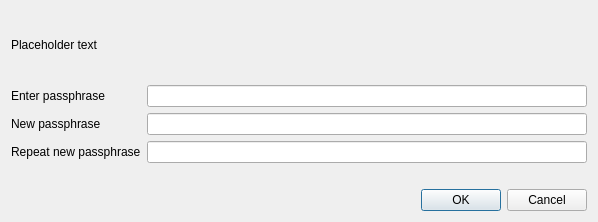
crptec/SUQA-CORE-POC, file src/qt/forms/askpassphrasedialog.ui: the form before one commit.
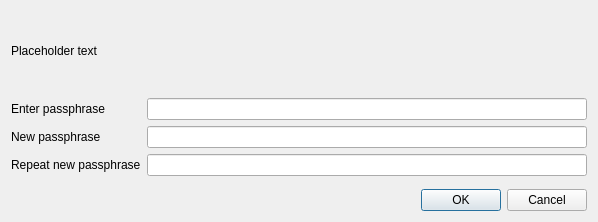
The form after the commit. Icons and pictures are not drawn.

Diff of the .ui file:
```diff
--- a/src/qt/forms/askpassphrasedialog.ui
+++ b/src/qt/forms/askpassphrasedialog.ui
@@ -25,6 +25,1634 @@
   <property name="windowTitle">
    <string>Passphrase Dialog</string>
   </property>
+  <property name="styleSheet">
+   <string notr="true">
+QStatusBar {
+background-color:#ffffff;
+}
+
+.QFrame {
+background-color:transparent;
+border:0px solid #fff;
+}
+
+QMenuBar {
+background-color:#fff;
+}
+
+QMenuBar::item {
+background-color:#fff;
+}
+
+QMenuBar::item:selected {
+background-color:#f8f6f6;
+}
+
+QMenu {
+background-color:#f8f6f6;
+}
+
+QMenu::item {
+color:#333;
+}
+
+QMenu::item:selected {
+background-color:#f2f0f0;
+color:#333;
+}
+
+QToolBar {
+background-color:#fff;
+border:0px solid #000;
+padding:0;
+margin:0;
+}
+
+QToolBar &gt; QToolButton {
+background-color:#fff;
+border:0px solid #333;
+min-height:2.5em;
+min-width: 8em;
+padding: 0em 1em;
+/*font-weight:bold;*/
+color:#333;
+}
+
+QToolBar &gt; QToolButton:checked {
+background-color:#183862;
+color:#fff;
+font-weight:bold;
+}
+
+QMessageBox {
+background-color:#F8F6F6;
+}
+
+/*******************************************************/
+
+QLabel { /* Base Text Size &amp; Color */
+font-size:12px;
+color:#333333;
+}
+
+.QCheckBox { /* Checkbox Labels */
+color:#333333;
+background-color:transparent;
+}
+
+.QCheckBox:hover {
+background-color:transparent;
+}
+
+.QValidatedLineEdit, .QLineEdit { /* Text Entry Fields */
+border: 1px solid #82C3E6;
+font-size:11px;
+min-height:25px;
+outline:0;
+padding:3px;
+background-color:#fcfcfc;
+}
+
+.QLineEdit:!focus {
+font-size:12px;
+}
+
+.QValidatedLineEdit:disabled, .QLineEdit:disabled {
+background-color:#f2f2f2;
+}
+
+/*******************************************************/
+
+QPushButton { /* Global Button Style */
+
+background-color:#183862;
+
+border:1;
+
+border-radius:3px;
+
+color:#ffffff;
+
+font-size:12px;
+
+font-weight:bold;
+
+height: 26px;
+
+padding-left:25px;
+
+padding-right:25px;
+
+padding-top:5px;
+
+padding-bottom:5px;
+
+margin-right: 10px;
+
+}
+
+
+
+QPushButton:hover { /* Global Button Style hover */
+
+background-color:#f57026;
+
+border:1;
+
+border-radius:3px;
+
+color:#ffffff;
+
+font-size:12px;
+
+font-weight:bold;
+
+height: 26px;
+
+padding-left:25px;
+
+padding-right:25px;
+
+padding-top:5px;
+
+padding-bottom:5px;
+
+margin-right: 10px;
+
+}
+
+QPushButton:focus {
+border:none;
+outline:none;
+}
+
+QPushButton:pressed {
+border:1px solid #333;
+}
+
+QComboBox { /* Dropdown Menus */
+border:1px solid #82C3E6;
+padding: 3px 5px 3px 5px;
+background:#fcfcfc;
+min-height:25px;
+color:#818181;
+}
+
+QComboBox:checked {
+background:#f2f2f2;
+}
+
+QComboBox:editable {
+background: #183862;
+color:#616161;
+border:0px solid transparent;
+}
+
+QComboBox::drop-down {
+width:25px;
+border:0px;
+}
+
+QComboBox::down-arrow {
+border-image: url(':/images/light/drkblue_downArrow') 0 0 0 0 stretch stretch;
+}
+
+QComboBox QListView {
+background:#fff;
+border:1px solid #333;
+padding-right:1px;
+padding-left:1px;
+}
+
+QComboBox QAbstractItemView::item { margin:4px; }
+
+QComboBox::item {
+color:#818181;
+}
+
+QComboBox::item:alternate {
+background:#fff;
+}
+
+QComboBox::item:selected {
+border:0px solid transparent;
+background:#f2f2f2;
+}
+
+QComboBox::indicator {
+background-color:transparent;
+selection-background-color:transparent;
+color:transparent;
+selection-color:transparent;
+}
+
+QAbstractSpinBox {
+border:1px solid #82C3E6;
+padding: 3px 5px 3px 5px;
+background:#fcfcfc;
+min-height:25px;
+color:#818181;
+}
+
+QAbstractSpinBox::up-button {
+subcontrol-origin: border;
+subcontrol-position: top right;
+width:21px;
+background:#fcfcfc;
+border-left:0px;
+border-right:1px solid #82C3E6;
+border-top:1px solid #82C3E6;
+border-bottom:0px;
+padding-right:1px;
+padding-left:5px;
+padding-top:2px;
+}
+
+QAbstractSpinBox::up-arrow {
+image:url(':/images/light/drkblue_upArrow_small');
+}
+
+QAbstractSpinBox::down-button {
+subcontrol-origin: border;
+subcontrol-position: bottom right;
+width:21px;
+background:#fcfcfc;
+border-top:0px;
+border-left:0px;
+border-right:1px solid #82C3E6;
+border-bottom:1px solid #82C3E6;
+padding-right:1px;
+padding-left:5px;
+padding-bottom:2px;
+}
+
+QAbstractSpinBox::down-arrow {
+image:url(':/images/light/drkblue_downArrow_small');
+}
+
+QCheckBox {
+spacing: 5px;
+}
+
+QCheckBox::indicator {
+width: 16px;
+height: 16px;
+}
+
+
+
+/*******************************************************/
+
+QHeaderView { /* Table Header */
+background-color:transparent;
+}
+
+QHeaderView::section { /* Table Header Sections */
+qproperty-alignment:center;
+background-color:qlineargradient(x1: 0, y1: 0, x2: 0, y2: 0.25, stop: 0 #1070B0, stop: 1 #183862);
+color:#fff;
+min-height:25px;
+font-weight:bold;
+font-size:14px;
+outline:0;
+border:0px solid #fff;
+border-right:1px solid #fff;
+padding-left:5px;
+padding-right:5px;
+padding-top:2px;
+padding-bottom:2px;
+}
+
+QHeaderView::section:last {
+border-right: 0px solid #d7d7d7;
+}
+
+.QScrollArea {
+background:transparent;
+border:0px;
+}
+
+.QTableView { /* Table - has to be selected as a class otherwise it throws off QCalendarWidget */
+background:transparent;
+border:0px solid #fff;
+}
+
+QTableView::item { /* Table Item */
+background-color:#fcfcfc;
+font-size:12px;
+}
+
+QTableView::item:selected { /* Table Item Selected */
+background-color:#f0f0f0;
+color:#333;
+}
+
+QScrollBar { /* Scroll Bar */
+
+}
+
+QScrollBar:vertical { /* Vertical Scroll Bar Attributes */
+border:0;
+background:#ffffff;
+width:18px;
+margin: 18px 0px 18px 0px;
+}
+
+QScrollBar:horizontal { /* Horizontal Scroll Bar Attributes */
+border:0;
+background:#ffffff;
+height:18px;
+margin: 0px 18px 0px 18px;
+}
+
+
+QScrollBar::handle:vertical { /* Scroll Bar Slider - vertical */
+background:#e0e0e0;
+min-height:10px;
+}
+
+QScrollBar::handle:horizontal { /* Scroll Bar Slider - horizontal */
+background:#e0e0e0;
+min-width:10px;
+}
+
+QScrollBar::add-page, QScrollBar::sub-page { /* Scroll Bar Background */
+background:#F8F6F6;
+}
+
+QScrollBar::add-line:vertical, QScrollBar::sub-line:vertical, QScrollBar::add-line:horizontal, QScrollBar::sub-line:horizontal { /* Define Arrow Button Dimensions */
+background-color:#F8F6F6;
+border: 1px solid #f2f0f0;
+width:16px;
+height:16px;
+}
+
+QScrollBar::add-line:vertical:pressed, QScrollBar::sub-line:vertical:pressed, QScrollBar::add-line:horizontal:pressed, QScrollBar::sub-line:horizontal:pressed {
+background-color:#e0e0e0;
+}
+
+QScrollBar::sub-line:vertical { /* Vertical - top button position */
+subcontrol-position:top;
+subcontrol-origin: margin;
+}
+
+QScrollBar::add-line:vertical { /* Vertical - bottom button position */
+subcontrol-position:bottom;
+subcontrol-origin: margin;
+}
+
+QScrollBar::sub-line:horizontal { /* Vertical - left button position */
+subcontrol-position:left;
+subcontrol-origin: margin;
+}
+
+QScrollBar::add-line:horizontal { /* Vertical - right button position */
+subcontrol-position:right;
+subcontrol-origin: margin;
+}
+
+QScrollBar:up-arrow, QScrollBar:down-arrow, QScrollBar:left-arrow, QScrollBar:right-arrow { /* Arrows Icon */
+width:10px;
+height:10px;
+}
+
+QScrollBar:up-arrow {
+background-image: url(':/images/light/drkblue_upArrow_small');
+}
+
+QScrollBar:down-arrow {
+background-image: url(':/images/light/drkblue_downArrow_small');
+}
+
+QScrollBar:left-arrow {
+background-image: url(':/images/light/drkblue_leftArrow_small');
+}
+
+QScrollBar:right-arrow {
+background-image: url(':/images/light/drkblue_rightArrow_small');
+}
+
+
+/*******************************************************/
+
+/* DIALOG BOXES */
+
+QDialog .QTabWidget {
+border-bottom:1px solid #333;
+}
+
+QDialog .QTabWidget::pane {
+border: 1px solid #d7d7d7;
+}
+
+QDialog .QTabWidget QTabBar::tab {
+background-color:#f2f0f0;
+color:#333;
+padding-left:10px;
+padding-right:10px;
+padding-top:5px;
+padding-bottom:5px;
+border-top: 1px solid #d7d7d7;
+}
+
+QDialog .QTabWidget QTabBar::tab:first {
+border-left: 1px solid #d7d7d7;
+}
+
+QDialog .QTabWidget QTabBar::tab:last {
+border-right: 1px solid #d7d7d7;
+}
+
+QDialog .QTabWidget QTabBar::tab:selected, QDialog .QTabWidget QTabBar::tab:hover {
+background-color:#ffffff;
+color:#333;
+}
+
+QDialog .QTabWidget .QWidget {
+background-color:#fff;
+color:#333;
+}
+
+QDialog .QTabWidget .QWidget QAbstractSpinBox {
+min-height:15px;
+}
+
+QDialog .QTabWidget .QWidget QAbstractSpinBox::down-button {
+width:15px;
+}
+
+QDialog .QTabWidget .QWidget QAbstractSpinBox::up-button {
+width:15px;
+}
+
+QDialog .QTabWidget .QWidget QComboBox {
+min-height:15px;
+}
+
+QDialog QWidget { /* Remove Annoying Focus Rectangle */
+outline: 0;
+}
+
+/*******************************************************/
+/* FILE MENU */
+
+/* Dialog: Open URI */
+QDialog#OpenURIDialog {
+background-color:#F8F6F6;
+}
+
+QDialog#OpenURIDialog QLabel#label { /* URI Label */
+font-weight:bold;
+}
+
+QDialog#OpenURIDialog QPushButton#selectFileButton { /* ... Button */
+background-color:qlineargradient(x1: 0, y1: 0, x2: 0, y2: 1, stop: .01 #f6f6f6, stop: .1 rgba(250, 250, 250, 128), stop: .95 rgba(250, 250, 250, 255), stop: 1 #ebebeb);
+border:1px solid #d2d2d2;
+color:#616161;
+padding-left:10px;
+padding-right:10px;
+}
+
+QDialog#OpenURIDialog QPushButton#selectFileButton:hover {
+background-color:qlineargradient(x1: 0, y1: 0, x2: 0, y2: 1, stop: .01 #f6f6f6, stop: .1 rgba(240, 240, 240, 255), stop: .95 rgba(240, 240, 240, 255), stop: 1 #ebebeb);
+color:#333;
+}
+
+QDialog#OpenURIDialog QPushButton#selectFileButton:pressed {
+border:1px solid #9e9e9e;
+}
+
+/* Dialog: Sign / Verify Message */
+QDialog#SignVerifyMessageDialog {
+background-color:#F8F6F6;
+}
+
+QDialog#SignVerifyMessageDialog QPushButton#addressBookButton_SM { /* Address Book Button */
+background-color:transparent;
+padding-left:10px;
+padding-right:10px;
+}
+
+QDialog#SignVerifyMessageDialog QPlainTextEdit { /* Message Signing Text */
+border:1px solid #82C3E6;
+background-color:#fff;
+}
+
+QDialog#SignVerifyMessageDialog QPushButton#pasteButton_SM { /* Paste Button */
+/* qproperty-icon: url(&quot;:/icons/light/drkblue_editpaste&quot;); */
+background-color:transparent;
+padding-left:15px;
+}
+
+QDialog#SignVerifyMessageDialog QLineEdit:!focus { /* Font Hack */
+font-size:10px;
+}
+
+QDialog#SignVerifyMessageDialog QPushButton#copySignatureButton_SM { /* Copy Button */
+/* qproperty-icon: url(&quot;:/icons/light/drkblue_editcopy&quot;); */
+background-color:transparent;
+padding-left:10px;
+padding-right:10px;
+}
+
+QDialog#SignVerifyMessageDialog QPushButton#clearButton_SM { /* Clear Button */
+background-color:qlineargradient(x1: 0, y1: 0, x2: 0, y2: 1, stop: .01 #f6f6f6, stop: .1 rgba(250, 250, 250, 128), stop: .95 rgba(250, 250, 250, 255), stop: 1 #ebebeb);
+border:1px solid #d2d2d2;
+color:#616161;
+padding-left:10px;
+padding-right:10px;
+}
+
+QDialog#SignVerifyMessageDialog QPushButton#clearButton_SM:hover {
+background-color:qlineargradient(x1: 0, y1: 0, x2: 0, y2: 1, stop: .01 #f6f6f6, stop: .1 rgba(240, 240, 240, 255), stop: .95 rgba(240, 240, 240, 255), stop: 1 #ebebeb);
+color:#333;
+}
+
+QDialog#SignVerifyMessageDialog QPushButton#clearButton_SM:pressed {
+border:1px solid #9e9e9e;
+}
+
+QDialog#SignVerifyMessageDialog QPushButton#addressBookButton_VM { /* Verify Message - Address Book Button */
+background-color:transparent;
+border:0;
+padding-left:10px;
+padding-right:10px;
+}
+
+QDialog#SignVerifyMessageDialog QPushButton#clearButton_VM { /* Verify Message - Clear Button */
+background-color:qlineargradient(x1: 0, y1: 0, x2: 0, y2: 1, stop: .01 #f6f6f6, stop: .1 rgba(250, 250, 250, 128), stop: .95 rgba(250, 250, 250, 255), stop: 1 #ebebeb);
+border:1px solid #d2d2d2;
+color:#616161;
+padding-left:10px;
+padding-right:10px;
+}
+
+QDialog#SignVerifyMessageDialog QPushButton#clearButton_VM:hover {
+background-color:qlineargradient(x1: 0, y1: 0, x2: 0, y2: 1, stop: .01 #f6f6f6, stop: .1 rgba(240, 240, 240, 255), stop: .95 rgba(240, 240, 240, 255), stop: 1 #ebebeb);
+color:#333;
+}
+
+QDialog#SignVerifyMessageDialog QPushButton#clearButton_VM:pressed {
+border:1px solid #9e9e9e;
+}
+
+/* Dialog: Send and Receive */
+QWidget#AddressBookPage {
+background-color:#F8F6F6;
+}
+
+QWidget#AddressBookPage QPushButton#newAddress { /* New Address Button */
+background-color:qlineargradient(x1: 0, y1: 0, x2: 0, y2: 1, stop: .01 #f6f6f6, stop: .1 rgba(250, 250, 250, 128), stop: .95 rgba(250, 250, 250, 255), stop: 1 #ebebeb);
+border:1px solid #d2d2d2;
+color:#616161;
+padding-left:10px;
+padding-right:10px;
+}
+
+QWidget#AddressBookPage QPushButton#newAddress:hover {
+background-color:qlineargradient(x1: 0, y1: 0, x2: 0, y2: 1, stop: .01 #f6f6f6, stop: .1 rgba(240, 240, 240, 255), stop: .95 rgba(240, 240, 240, 255), stop: 1 #ebebeb);
+color:#333;
+}
+
+QWidget#AddressBookPage QPushButton#newAddress:pressed {
+border:1px solid #9e9e9e;
+}
+
+QWidget#AddressBookPage QPushButton#copyAddress { /* Copy Address Button */
+background-color:qlineargradient(x1: 0, y1: 0, x2: 0, y2: 1, stop: .01 #f6f6f6, stop: .1 rgba(250, 250, 250, 128), stop: .95 rgba(250, 250, 250, 255), stop: 1 #ebebeb);
+border:1px solid #d2d2d2;
+color:#616161;
+padding-left:10px;
+padding-right:10px;
+}
+
+QWidget#AddressBookPage QPushButton#copyAddress:hover {
+background-color:qlineargradient(x1: 0, y1: 0, x2: 0, y2: 1, stop: .01 #f6f6f6, stop: .1 rgba(240, 240, 240, 255), stop: .95 rgba(240, 240, 240, 255), stop: 1 #ebebeb);
+color:#333;
+}
+
+QWidget#AddressBookPage QPushButton#copyAddress:pressed {
+border:1px solid #9e9e9e;
+}
+
+QWidget#AddressBookPage QPushButton#deleteAddress { /* Delete Address Button */
+background-color:qlineargradient(x1: 0, y1: 0, x2: 0, y2: 1, stop: .01 #f6f6f6, stop: .1 rgba(250, 250, 250, 128), stop: .95 rgba(250, 250, 250, 255), stop: 1 #ebebeb);
+border:1px solid #d2d2d2;
+color:#616161;
+padding-left:10px;
+padding-right:10px;
+}
+
+QWidget#AddressBookPage QPushButton#deleteAddress:hover {
+background-color:qlineargradient(x1: 0, y1: 0, x2: 0, y2: 1, stop: .01 #f6f6f6, stop: .1 rgba(240, 240, 240, 255), stop: .95 rgba(240, 240, 240, 255), stop: 1 #ebebeb);
+color:#333;
+}
+
+QWidget#AddressBookPage QPushButton#deleteAddress:pressed {
+border:1px solid #9e9e9e;
+}
+
+QWidget#AddressBookPage QTableView { /* Address Listing */
+font-size:12px;
+}
+
+QWidget#AddressBookPage QHeaderView::section { /* Min width for Windows fix */
+min-width:260px;
+}
+
+/* SETTINGS MENU */
+
+/* Encrypt Wallet and Change Passphrase Dialog */
+QDialog#AskPassphraseDialog {
+background-color:#F8F6F6;
+}
+
+QDialog#AskPassphraseDialog QLabel#passLabel1, QDialog#AskPassphraseDialog QLabel#passLabel2, QDialog#AskPassphraseDialog QLabel#passLabel3 {
+qproperty-alignment: 'AlignVCenter | AlignRight';
+min-width:170px;
+min-height:33px; /* base width of 25px for QLineEdit, plus padding and border */
+}
+
+/* Options Dialog */
+QDialog#OptionsDialog {
+background-color:#F8F6F6;
+}
+
+QDialog#OptionsDialog QValueComboBox, QDialog#OptionsDialog QSpinBox {
+margin-top:5px;
+margin-bottom:5px;
+}
+
+QDialog#OptionsDialog QValidatedLineEdit, QDialog#OptionsDialog QValidatedLineEdit:disabled, QDialog#OptionsDialog QLineEdit, QDialog#OptionsDialog QLineEdit:disabled {
+qproperty-alignment: 'AlignVCenter | AlignLeft';
+min-height:20px;
+margin-top:0px;
+margin-bottom:0px;
+padding-top:1px;
+padding-bottom:1px;
+}
+
+QDialog#OptionsDialog &gt; QLabel {
+qproperty-alignment: 'AlignVCenter';
+min-height:20px;
+}
+
+QDialog#OptionsDialog QWidget#tabDisplay QValueComboBox {
+margin-top:0px;
+margin-bottom:0px;
+}
+
+QDialog#OptionsDialog QLabel#label_3 { /* Translations Missing? Label */
+qproperty-alignment: 'AlignVCenter | AlignCenter';
+color:#818181;
+padding-bottom:8px;
+}
+
+QDialog#OptionsDialog QCheckBox {
+min-height:20px;
+}
+
+QDialog#OptionsDialog QCheckBox#displayAddresses {
+min-height:33px;
+
+}
+
+/* TOOLS MENU */
+
+QDialog#RPCConsole { /* RPC Console Dialog Box */
+background-color:#F8F6F6;
+}
+
+QDialog#RPCConsole QWidget#tab_info QLabel#label_11, QDialog#RPCConsole QWidget#tab_info QLabel#label_10 { /* Margin between Network and Block Chain headers */
+qproperty-alignment: 'AlignBottom';
+min-height:25px;
+min-width:180px;
+}
+
+QDialog#RPCConsole QWidget#tab_peers  QLabel#peerHeading { /* Peers Info Header */
+color:#183862;
+}
+
+QDialog#RPCConsole QPushButton#openDebugLogfileButton {
+max-width:60px;
+}
+
+QDialog#RPCConsole QTextEdit#messagesWidget { /* Console Messages Window */
+border:0;
+}
+
+QDialog#RPCConsole QLineEdit#lineEdit { /* Console Input */
+margin-right:5px;
+}
+
+QDialog#RPCConsole QPushButton#clearButton { /* Console Clear Button */
+background-color:transparent;
+padding-left:10px;
+padding-right:10px;
+}
+
+QDialog#RPCConsole .QGroupBox #line { /* Network In Line */
+background-color:#00ff00;
+}
+
+QDialog#RPCConsole .QGroupBox #line_2 { /* Network Out Line */
+background:#ff0000;
+}
+
+/* HELP MENU */
+
+/* Command Line Options Dialog */
+QDialog#HelpMessageDialog {
+background-color:#F8F6F6;
+}
+
+QDialog#HelpMessageDialog QScrollArea * {
+background-color:#ffffff;
+}
+
+QDialog#HelpMessageDialog QScrollBar:vertical, QDialog#HelpMessageDialog QScrollBar:horizontal {
+border:0;
+}
+
+/* About Proton Dialog */
+QDialog#AboutDialog {
+background-color:#F8F6F6;
+}
+
+QDialog#AboutDialog QLabel#label, QDialog#AboutDialog QLabel#copyrightLabel, QDialog#AboutDialog QLabel#label_2 { /* About Proton Contents */
+margin-left:10px;
+}
+
+QDialog#AboutDialog QLabel#label_2 { /* Margin for About Proton text */
+margin-right:10px;
+}
+
+/* Edit Address Dialog */
+QDialog#EditAddressDialog {
+background-color:#F8F6F6;
+}
+
+QDialog#EditAddressDialog QLabel {
+qproperty-alignment: 'AlignVCenter | AlignRight';
+min-height:27px;
+font-weight:normal;
+padding-right:5px;
+}
+
+/* OVERVIEW SCREEN */
+
+QWidget .QFrame#frame { /* Wallet Balance */
+min-width:490px;
+}
+
+QWidget .QFrame#frame &gt; .QLabel {
+min-width:190px;
+font-weight:normal;
+min-height:30px;
+}
+
+QWidget .QFrame#frame .QLabel#label_5 { /* Wallet Label */
+qproperty-alignment: 'AlignVCenter | AlignRight';
+min-width:160px;
+background-color:transparent;
+color:#f4f4f5;
+margin-right:5px;
+padding-right:5px;
+}
+
+QWidget .QFrame#frame .QLabel#labelWalletStatus { /* Wallet Sync Status */
+qproperty-alignment: 'AlignVCenter | AlignLeft';
+margin-left:3px;
+}
+
+QWidget .QFrame#frame .QLabel#labelSpendable { /* Spendable Header */
+qproperty-alignment: 'AlignVCenter | AlignLeft';
+font-size:12px;
+margin-left:18px;
+}
+
+QWidget .QFrame#frame .QLabel#labelWatchonly { /* Watch-only Header */
+qproperty-alignment: 'AlignVCenter | AlignLeft';
+font-size:12px;
+margin-left:16px;
+}
+
+QWidget .QFrame#frame .QLabel#labelBalanceText { /* Available Balance Label */
+qproperty-alignment: 'AlignVCenter | AlignRight';
+min-width:160px;
+background-color:#183862;
+color:#ffffff;
+margin-right:5px;
+padding-right:5px;
+font-size:14px;
+font-weight: bold;
+min-height:35px;
+}
+
+QWidget .QFrame#frame .QLabel#labelBalance { /* Available Balance */
+qproperty-alignment: 'AlignVCenter | AlignLeft';
+font-size:16px;
+color:#183862;
+margin-left:0px;
+    font-weight: bold;
+}
+
+QWidget .QFrame#frame .QLabel#labelWatchAvailable { /* Watch-only Balance */
+qproperty-alignment: 'AlignVCenter | AlignLeft';
+font-size:12px;
+margin-left:16px;
+}
+
+QWidget .QFrame#frame .QLabel#labelPendingText { /* Pending Balance Label */
+qproperty-alignment: 'AlignVCenter | AlignRight';
+min-width:160px;
+font-size:14px;
+font-Weight:bold;
+background-color:#F8F6F6;
+margin-right:5px;
+padding-right:5px;
+}
+
+QWidget .QFrame#frame .QLabel#labelUnconfirmed { /* Pending Balance */
+qproperty-alignment: 'AlignVCenter | AlignLeft';
+font-size:14px;
+font-weight:bold;
+margin-left:0px;
+}
+
+QWidget .QFrame#frame .QLabel#labelWatchPending { /* Watch-only Pending Balance */
+qproperty-alignment: 'AlignVCenter | AlignLeft';
+font-size:12px;
+margin-left:16px;
+}
+
+QWidget .QFrame#frame .QLabel#labelImmatureText { /* Immature Balance Label */
+qproperty-alignment: 'AlignVCenter | AlignRight';
+min-width:160px;
+font-size:14px;
+font-weight:bold;
+background-color:#F8F6F6;
+margin-right:5px;
+padding-right:5px;
+}
+
+QWidget .QFrame#frame .QLabel#labelImmature { /* Immature Balance */
+qproperty-alignment: 'AlignVCenter | AlignLeft';
+font-size:14px;
+font-weight:bold;
+margin-left:0px;
+}
+
+QWidget .QFrame#frame .QLabel#labelWatchImmature { /* Watch-only Immature Balance */
+qproperty-alignment: 'AlignVCenter | AlignLeft';
+font-size:12px;
+margin-left:16px;
+}
+
+QWidget .QFrame#frame .QLabel#labelTotalText { /* Total Balance Label */
+qproperty-alignment: 'AlignVCenter | AlignRight';
+min-width:160px;
+font-size:14px;
+font-weight:bold;
+background-color:#F8F6F6;
+margin-right:5px;
+padding-right:5px;
+}
+
+QWidget .QFrame#frame .QLabel#labelTotal { /* Total Balance */
+qproperty-alignment: 'AlignVCenter | AlignLeft';
+font-size:14px;
+font-weight:bold;
+margin-left:0px;
+}
+
+QWidget .QFrame#frame .QLabel#labelWatchTotal { /* Watch-only Total Balance */
+qproperty-alignment: 'AlignVCenter | AlignLeft';
+font-size:12px;
+margin-left:16px;
+}
+
+/* PRIVATESEND WIDGET */
+
+QWidget .QFrame#framePrivateSend { /* PrivateSend Widget */
+background-color:transparent;
+max-width: 451px;
+min-width: 451px;
+max-height: 350px;
+}
+
+QWidget .QFrame#framePrivateSend .QWidget#layoutWidgetPrivateSendHeader { /* PrivateSend Header */
+max-width: 421px;
+min-width: 421px;
+}
+
+QWidget .QFrame#framePrivateSend .QLabel#labelPrivateSendHeader { /* PrivateSend Header */
+qproperty-alignment: 'AlignVCenter | AlignCenter';
+max-width: 421px;
+min-width: 421px;
+background-color:#183862;
+color:#fff;
+margin-right: 5px;
+padding-right: 5px;
+font-weight:bold;
+font-size:14px;
+min-height:35px;
+max-height:35px;
+}
+/******************************************************************/
+QWidget .QFrame#framePrivateSend .QLabel#labelPrivateSendSyncStatus { /* PrivateSend Sync Status */
+qproperty-alignment: 'AlignVCenter | AlignLeft';
+margin-left:2px;
+padding-right:5px;
+}
+
+QWidget .QFrame#framePrivateSend #privateSendFormLayoutWidget {
+max-width: 451px;
+max-height: 175px;
+}
+
+QWidget .QFrame#framePrivateSend #privateSendFormLayoutWidget &gt; .QLabel {
+min-width:175px;
+font-weight:normal;
+min-height:25px;
+}
+
+QWidget .QFrame#framePrivateSend #privateSendFormLayoutWidget .QLabel#labelPrivateSendEnabledText { /* PrivateSend Enabled Status Label */
+qproperty-alignment: 'AlignVCenter | AlignRight';
+min-width:160px;
+background-color:#F8F6F6;
+margin-right:5px;
+padding-right:5px;
+}
+
+QWidget .QFrame#framePrivateSend #privateSendFormLayoutWidget .QLabel#labelPrivateSendEnabled { /* PrivateSend Enabled Status */
+
+}
+
+QWidget .QFrame#framePrivateSend #privateSendFormLayoutWidget .QLabel#labelCompletitionText { /* PrivateSend Completion Label */
+qproperty-alignment: 'AlignVCenter | AlignRight';
+min-width:160px;
+background-color:#F8F6F6;
+margin-right:5px;
+padding-right:5px;
+
+}
+
+QWidget .QFrame#framePrivateSend #privateSendFormLayoutWidget .QProgressBar#privateSendProgress { /* PrivateSend Completion */
+border: 1px solid #818181;
+border-radius: 1px;
+margin-right:43px;
+text-align: right;
+color:#818181;
+}
+
+QWidget .QFrame#framePrivateSend #privateSendFormLayoutWidget .QProgressBar#privateSendProgress::chunk {
+background-color: #183862;
+width:1px;
+}
+
+QWidget .QFrame#framePrivateSend #privateSendFormLayoutWidget .QLabel#labelAnonymizedText { /* PrivateSend Balance Label */
+qproperty-alignment: 'AlignVCenter | AlignRight';
+min-width:160px;
+background-color:#F8F6F6;
+margin-right:5px;
+padding-right:5px;
+}
+
+QWidget .QFrame#framePrivateSend #privateSendFormLayoutWidget .QLabel#labelAnonymized { /* PrivateSend Balance */
+
+}
+
+QWidget .QFrame#framePrivateSend #privateSendFormLayoutWidget .QLabel#labelAmountAndRoundsText { /* PrivateSend Amount and Rounds Label */
+qproperty-alignment: 'AlignVCenter | AlignRight';
+min-width:160px;
+background-color:#F8F6F6;
+margin-right:5px;
+padding-right:5px;
+}
+
+QWidget .QFrame#framePrivateSend #privateSendFormLayoutWidget .QLabel#labelAmountRounds { /* PrivateSend Amount and Rounds */
+
+}
+
+QWidget .QFrame#framePrivateSend #privateSendFormLayoutWidget .QLabel#labelSubmittedDenomText { /* PrivateSend Submitted Denom Label */
+qproperty-alignment: 'AlignVCenter | AlignRight';
+min-width:160px;
+background-color:#F8F6F6;
+margin-right:5px;
+padding-right:5px;
+}
+
+QWidget .QFrame#framePrivateSend #privateSendFormLayoutWidget .QLabel#labelSubmittedDenom { /* PrivateSend Submitted Denom */
+
+}
+
+QWidget .QFrame#framePrivateSend .QWidget#layoutWidgetLastMessageAndButtons {
+max-width: 451px;
+}
+
+QWidget .QFrame#framePrivateSend .QLabel#labelPrivateSendLastMessage { /* PrivateSend Status Notifications */
+qproperty-alignment: 'AlignVCenter | AlignCenter';
+min-width: 288px;
+min-height: 43px;
+font-size:11px;
+color:#818181;
+}
+
+/* PRIVATESEND BUTTONS */
+
+QWidget .QFrame#framePrivateSend .QPushButton { /* PrivateSend Buttons - General Attributes */
+border:0px solid #ffffff;
+}
+
+QWidget .QFrame#framePrivateSend QPushButton:focus {
+border:none;
+outline:none;
+}
+
+QWidget .QFrame#framePrivateSend .QPushButton#togglePrivateSend { /* Start PrivateSend Mixing */
+min-height: 40px;
+font-size:15px;
+font-weight:normal;
+color:#ffffff;
+padding-left:10px;
+padding-right:10px;
+padding-top:5px;
+padding-bottom:6px;
+}
+
+QWidget .QFrame#framePrivateSend .QPushButton#togglePrivateSend:hover {
+
+}
+
+QWidget .QFrame#framePrivateSend .QPushButton#privateSendAuto { /* Try Mix Button */
+background-color:qlineargradient(x1: 0, y1: 0, x2: 0, y2: 1, stop: .01 #f6f6f6, stop: .1 rgba(250, 250, 250, 128), stop: .95 rgba(250, 250, 250, 255), stop: 1 #ebebeb);
+border:1px solid #d2d2d2;
+color:#616161;
+min-height:25px;
+font-size:9px;
+padding:0px;
+}
+
+QWidget .QFrame#framePrivateSend .QPushButton#privateSendAuto:hover {
+background-color:qlineargradient(x1: 0, y1: 0, x2: 0, y2: 1, stop: .01 #f6f6f6, stop: .1 rgba(240, 240, 240, 255), stop: .95 rgba(240, 240, 240, 255), stop: 1 #ebebeb);
+color:#333;
+}
+
+QWidget .QFrame#framePrivateSend .QPushButton#privateSendAuto:pressed {
+border:1px solid #9e9e9e;
+}
+
+QWidget .QFrame#framePrivateSend .QPushButton#privateSendReset { /* Reset Button */
+background-color:qlineargradient(x1: 0, y1: 0, x2: 0, y2: 1, stop: .01 #f6f6f6, stop: .1 rgba(250, 250, 250, 128), stop: .95 rgba(250, 250, 250, 255), stop: 1 #ebebeb);
+border:1px solid #d2d2d2;
+color:#616161;
+min-height:25px;
+font-size:9px;
+padding:0px;
+}
+
+QWidget .QFrame#framePrivateSend .QPushButton#privateSendReset:hover {
+background-color:qlineargradient(x1: 0, y1: 0, x2: 0, y2: 1, stop: .01 #f6f6f6, stop: .1 rgba(240, 240, 240, 255), stop: .95 rgba(240, 240, 240, 255), stop: 1 #ebebeb);
+color:#333;
+}
+
+QWidget .QFrame#framePrivateSend .QPushButton#privateSendReset:pressed {
+border:1px solid #9e9e9e;
+}
+
+QWidget .QFrame#framePrivateSend .QPushButton#privateSendInfo { /* Info Button */
+background-color:qlineargradient(x1: 0, y1: 0, x2: 0, y2: 1, stop: .01 #f6f6f6, stop: .1 rgba(250, 250, 250, 128), stop: .95 rgba(250, 250, 250, 255), stop: 1 #ebebeb);
+border:1px solid #d2d2d2;
+color:#616161;
+min-height:25px;
+font-size:9px;
+padding:0px;
+}
+
+QWidget .QFrame#framePrivateSend .QPushButton#privateSendInfo:hover {
+background-color:qlineargradient(x1: 0, y1: 0, x2: 0, y2: 1, stop: .01 #f6f6f6, stop: .1 rgba(240, 240, 240, 255), stop: .95 rgba(240, 240, 240, 255), stop: 1 #ebebeb);
+color:#333;
+}
+
+QWidget .QFrame#framePrivateSend .QPushButton#privateSendInfo:pressed {
+border:1px solid #9e9e9e;
+}
+
+/* RECENT TRANSACTIONS */
+
+QWidget .QFrame#frame_2 { /* Transactions Widget */
+min-width:410px;
+margin-right:20px;
+margin-left:0;
+margin-top:15px;
+background-repeat:none;
+}
+
+QWidget .QFrame#frame_2 .QLabel#label_4 { /* Recent Transactions Label */
+min-width:180px;
+color:#999;
+margin-left:0px;
+margin-top:30px;
+margin-right:5px;
+padding-right:5px;
+font-weight:normal;
+font-size:18px;
+font-weight:bold;
+min-height:24px;
+}
+
+QWidget .QFrame#frame_2 .QLabel#labelTransactionsStatus { /* Recent Transactions Sync Status */
+qproperty-alignment: 'AlignBottom | AlignRight';
+min-width:93px;
+margin-top:83px;
+margin-left:16px;
+margin-right:5px;
+min-height:16px;
+}
+
+QWidget .QFrame#frame_2 QListView { /* SUQA Transaction List */
+font-weight:normal;
+font-size:14px;
+max-width:500px;
+margin-top:12px;
+margin-left:0px; /* CSS Voodoo - set to -66px to hide default transaction icons */
+}
+
+/* SEND DIALOG */
+
+QDialog#SendCoinsDialog .QFrame#frameCoinControl { /* Coin Control Section */
+
+}
+
+QDialog#SendCoinsDialog .QFrame#frameCoinControl &gt; .QLabel { /* Default Font Color and  Size */
+font-weight:normal;
+color: #999;
+}
+
+QDialog#SendCoinsDialog .QFrame#frameCoinControl .QPushButton#pushButtonCoinControl { /* Coin Control Inputs Button */
+padding-left:10px;
+padding-right:10px;
+min-height:25px;
+}
+
+QDialog#SendCoinsDialog .QFrame#frameCoinControl .QLabel#labelCoinControlFeatures { /* Coin Control Header */
+color:#999;
+font-weight:normal;
+font-size:14px;
+}
+
+QDialog#SendCoinsDialog .QFrame#frameCoinControl .QWidget#widgetCoinControl { /* Coin Control Inputs */
+}
+
+QDialog#SendCoinsDialog .QFrame#frameCoinControl .QWidget#widgetCoinControl &gt; .QLabel { /* Coin Control Inputs Labels */
+padding:2px;
+}
+
+QDialog#SendCoinsDialog .QFrame#frameCoinControl .QCheckBox#checkBoxCoinControlChange { /* Custom Change Label */
+}
+
+QDialog#SendCoinsDialog .QFrame#frameCoinControl .QValidatedLineEdit#lineEditCoinControlChange { /* Custom Change Address */
+}
+
+QDialog#SendCoinsDialog .QFrame#frameCoinControl .QLabel#labelCoinControlChangeLabel { /* Custom Change Address Validation Label */
+font-weight:normal;
+qproperty-margin:-6;
+margin-right:112px;
+}
+
+QDialog#SendCoinsDialog .QScrollArea#scrollArea .QWidget#scrollAreaWidgetContents { /* Send To Widget */
+background:transparent;
+}
+
+QDialog#SendCoinsDialog .QPushButton#sendButton { /* Send Button */
+padding-left:10px;
+padding-right:10px;
+}
+
+QDialog#SendCoinsDialog .QPushButton#clearButton { /* Clear Button */
+background-color:qlineargradient(x1: 0, y1: 0, x2: 0, y2: 1, stop: .01 #f6f6f6, stop: .1 rgba(250, 250, 250, 128), stop: .95 rgba(250, 250, 250, 255), stop: 1 #ebebeb);
+border:1px solid #d2d2d2;
+color:#616161;
+padding-left:10px;
+padding-right:10px;
+}
+
+QDialog#SendCoinsDialog .QPushButton#clearButton:hover {
+background-color:qlineargradient(x1: 0, y1: 0, x2: 0, y2: 1, stop: .01 #f6f6f6, stop: .1 rgba(240, 240, 240, 255), stop: .95 rgba(240, 240, 240, 255), stop: 1 #ebebeb);
+color:#333;
+}
+
+QDialog#SendCoinsDialog .QPushButton#clearButton:pressed {
+border:1px solid #9e9e9e;
+}
+
+QDialog#SendCoinsDialog .QPushButton#addButton { /* Add Button */
+background-color:qlineargradient(x1: 0, y1: 0, x2: 0, y2: 1, stop: .01 #f6f6f6, stop: .1 rgba(250, 250, 250, 128), stop: .95 rgba(250, 250, 250, 255), stop: 1 #ebebeb);
+border:1px solid #d2d2d2;
+color:#616161;
+padding-left:10px;
+padding-right:10px;
+}
+
+QDialog#SendCoinsDialog .QPushButton#addButton:hover {
+background-color:qlineargradient(x1: 0, y1: 0, x2: 0, y2: 1, stop: .01 #f6f6f6, stop: .1 rgba(240, 240, 240, 255), stop: .95 rgba(240, 240, 240, 255), stop: 1 #ebebeb);
+color:#333;
+}
+
+QDialog#SendCoinsDialog .QPushButton#addButton:pressed {
+border:1px solid #9e9e9e;
+}
+
+QDialog#SendCoinsDialog .QCheckBox#checkUsePrivateSend { /* PrivateSend Checkbox */
+color:#616161;
+font-weight:bold;
+background: qradialgradient(cx:0.5, cy:0.5, radius: 0.5, fx:0.5, fy:0.5, stop:0 rgba(248, 246, 246, 128), stop: 1 rgba(0, 0, 0, 0));
+border-radius:5px;
+padding-top:20px;
+padding-bottom:18px;
+}
+
+QDialog#SendCoinsDialog .QCheckBox#checkUseInstantSend { /* InstantSend Checkbox */
+color:#616161;
+font-weight:bold;
+background: qradialgradient(cx:0.5, cy:0.5, radius: 0.5, fx:0.5, fy:0.5, stop:0 rgba(248, 246, 246, 128), stop: 1 rgba(0, 0, 0, 0));
+border-radius:5px;
+padding-top:20px;
+padding-bottom:18px;
+margin-left:10px;
+margin-right:20px;
+}
+
+/* This QLabel uses name = &quot;label&quot; which conflicts with Address Book -&gt; New Address */
+/* To maximize backwards compatibility this formatting has been removed */
+
+QDialog#SendCoinsDialog QLabel#label {
+/*margin-left:20px;
+margin-right:-2px;
+padding-right:-2px;
+color:#616161;
+font-size:14px;
+font-weight:bold;
+border-radius:5px;
+padding-top:20px;
+padding-bottom:20px;*/
+min-height:27px;
+}
+
+QDialog#SendCoinsDialog QLabel#labelBalance {
+margin-left:0px;
+padding-left:0px;
+color:#333333;
+/* font-weight:bold;
+border-radius:5px;
+padding-top:20px;
+padding-bottom:20px; */
+min-height:27px;
+}
+
+#checkboxSubtractFeeFromAmount {
+padding-left:10px;
+}
+
+
+/* SEND COINS ENTRY */
+
+QStackedWidget#SendCoinsEntry .QFrame#SendCoins &gt; .QLabel { /* Send Coin Entry Labels */
+background-color:#F8F6F6;
+min-width:102px;
+font-weight:normal;
+/*font-size:11px;*/
+color:#333;
+min-height:25px;
+margin-right:5px;
+padding-right:5px;
+}
+
+QStackedWidget#SendCoinsEntry .QFrame#SendCoins .QLabel#amountLabel {
+color: #fff;
+background-color:#999;
+}
+
+QStackedWidget#SendCoinsEntry .QValidatedLineEdit#payTo { /* Pay To Input Field */
+}
+
+QStackedWidget#SendCoinsEntry .QToolButton { /* General Settings for Pay To Icons */
+padding-left:5px;
+padding-right:5px;
+border: 0;
+outline: 0;
+}
+
+QStackedWidget#SendCoinsEntry .QToolButton#addressBookButton { /* Address Book Button */
+padding-left:10px;
+}
+
+QStackedWidget#SendCoinsEntry .QToolButton#addressBookButton {
+}
+
+QStackedWidget#SendCoinsEntry .QToolButton#pasteButton {
+}
+
+QStackedWidget#SendCoinsEntry .QToolButton#deleteButton {
+}
+
+QStackedWidget#SendCoinsEntry .QLineEdit#addAsLabel { /* Pay To Input Field */
+}
+
+/* COIN CONTROL POPUP */
+
+QDialog#CoinControlDialog { /* Coin Control Dialog Window */
+background-color:#F8F6F6;
+}
+
+QDialog#CoinControlDialog .QLabel#labelCoinControlQuantityText { /* Coin Control Quantity Label */
+min-height:30px;
+padding-left:15px;
+}
+
+QDialog#CoinControlDialog .QLabel#labelCoinControlQuantity { /* Coin Control Quantity */
+min-height:30px;
+}
+
+QDialog#CoinControlDialog .QLabel#labelCoinControlBytesText { /* Coin Control Bytes Label */
+padding-left:15px;
+}
+
+QDialog#CoinControlDialog .QLabel#labelCoinControlBytes { /* Coin Control Bytes */
+}
+
+QDialog#CoinControlDialog .QLabel#labelCoinControlAmountText { /* Coin Control Amount Label */
+min-height:30px;
+padding-left:15px;
+}
+
+QDialog#CoinControlDialog .QLabel#labelCoinControlAmount { /* Coin Control Amount */
+min-height:30px;
+}
+
+QDialog#CoinControlDialog .QLabel#labelCoinControlPriorityText { /* Coin Control Priority Label */
+padding-left:15px;
+}
+
+QDialog#CoinControlDialog .QLabel#labelCoinControlPriority { /* Coin Control Priority */
+}
+
+QDialog#CoinControlDialog .QLabel#labelCoinControlFeeText { /* Coin Control Fee Label */
+min-height:30px;
+padding-left:15px;
+}
+
+QDialog#CoinControlDialog .QLabel#labelCoinControlFee { /* Coin Control Fee */
+min-height:30px;
+}
+
+QDialog#CoinControlDialog .QLabel#labelCoinControlLowOutputText { /* Coin Control Low Output Label */
+padding-left:15px;
+}
+
+QDialog#CoinControlDialog .QLabel#labelCoinControlLowOutput { /* Coin Control Low Output */
+}
+
+QDialog#CoinControlDialog .QLabel#labelCoinControlAfterFeeText { /* Coin Control After Fee Label */
+min-height:30px;
+padding-left:15px;
+}
+
+QDialog#CoinControlDialog .QLabel#labelCoinControlAfterFee { /* Coin Control After Fee */
+min-height:30px;
+}
+
+QDialog#CoinControlDialog .QLabel#labelCoinControlChangeText { /* Coin Control Change Label */
+padding-left:15px;
+}
+
+QDialog#CoinControlDialog .QLabel#labelCoinControlChange { /* Coin Control Change */
+
+}
+
+QDialog#CoinControlDialog .QFrame#frame .QPushButton#pushButtonSelectAll { /* (un)select all button */
+padding-left:10px;
+padding-right:10px;
+min-height:25px;
+}
+
+QDialog#CoinControlDialog .QFrame#frame .QPushButton#pushButtonToggleLock { /* Toggle lock state button */
+padding-left:10px;
+padding-right:10px;
+min-height:25px;
+}
+
+QDialog#CoinControlDialog .QDialogButtonBox#buttonBox QPushButton { /* Coin Control 'OK' button */
+}
+
+QDialog#CoinControlDialog .QFrame#frame .QRadioButton#radioTreeMode { /* Coin Control Tree Mode Selector */
+color:#818181;
+background-color:transparent;
+}
+
+QDialog#CoinControlDialog .QFrame#frame .QRadioButton#radioListMode { /* Coin Control List Mode Selector */
+color:#818181;
+background-color:transparent;
+}
+
+QDialog#CoinControlDialog QHeaderView::section:first { /* Bug Fix: the number &quot;1&quot; displays in this table for some reason... */
+color:transparent;
+}
+
+QDialog#CoinControlDialog .CoinControlTreeWidget#treeWidget { /* Coin Control Widget Container */
+outline:0;
+background-color:#ffffff;
+border:0px solid #818181;
+}
+
+QDialog#CoinControlDialog .CoinControlTreeWidget#treeWidget::item {
+}
+
+QDialog#CoinControlDialog .CoinControlTreeWidget#treeWidget::item:selected { /* Coin Control Item (selected) */
+background-color:#f7f7f7;
+color:#333;
+}
+
+QDialog#CoinControlDialog .CoinControlTreeWidget#treeWidget::item:checked { /* Coin Control Item (checked) */
+background-color:#f7f7f7;
+color:#333;
+}
+
+QDialog#CoinControlDialog .CoinControlTreeWidget#treeWidget::branch:selected { /* Coin Control Branch Icon */
+background-image: url(':/images/light/drkblue_qtreeview_selected');
+background-repeat:no-repeat;
+background-position:center;
+background-color:#f7f7f7;
+color:#333;
+}
+
+QDialog#CoinControlDialog .CoinControlTreeWidget#treeWidget::branch:checked { /* Coin Control Branch Icon */
+background-image: url(':/images/light/drkblue_qtreeview_selected');
+background-repeat:no-repeat;
+background-position:center;
+background-color:#f7f7f7;
+color:#333;
+}
+
+QDialog#CoinControlDialog .CoinControlTreeWidget#treeWidget::seperator {
+
+}
+
+QDialog#CoinControlDialog .CoinControlTreeWidget#treeWidget::indicator { /* Coin Control Widget Checkbox */
+
+}
+
+/* RECEIVE COINS */
+
+QWidget#ReceiveCoinsDialog .QFrame#frame2 .QLabel#label_2 { /* Label Label */
+background-color:#F8F6F6;
+border: 1px solid #fff;
+min-width:102px;
+color:#333;
+/*font-weight:bold;
+font-size:11px;*/
+padding-right:5px;
+}
+
+QWidget#ReceiveCoinsDialog .QFrame#frame2 .QLabel#label { /* Amount Label */
+background-color:#999;
+border: 1px solid #fff;
+min-width:102px;
+color:#ffffff;
+/*font-weight:bold;
+font-size:11px;*/
+padding-right:5px;
+}
+
+QWidget#ReceiveCoinsDialog .QFrame#frame2 .QLabel#label_3 { /* Message Label */
+background-color:#F8F6F6;
+border: 1px solid #fff;
+min-width:102px;
+color:#333;
+/*font-weight:bold;
+font-size:11px;*/
+padding-right:5px;
+}
+
+QWidget#ReceiveCoinsDialog .QFrame#frame2 QPushButton#clearButton { /* Clear Button */
+background-color:qlineargradient(x1: 0, y1: 0, x2: 0, y2: 1, stop: .01 #f6f6f6, stop: .1 rgba(250, 250, 250, 128), stop: .95 rgba(250, 250, 250, 255), stop: 1 #ebebeb);
+border:1px solid #d2d2d2;
+color:#616161;
+padding-left:10px;
+padding-right:10px;
+}
+
+QWidget#ReceiveCoinsDialog .QFrame#frame2 QPushButton#clearButton:hover {
+background-color:qlineargradient(x1: 0, y1: 0, x2: 0, y2: 1, stop: .01 #f6f6f6, stop: .1 rgba(240, 240, 240, 255), stop: .95 rgba(240, 240, 240, 255), stop: 1 #ebebeb);
+color:#333;
+}
+
+QWidget#ReceiveCoinsDialog .QFrame#frame2 QPushButton#clearButton:pressed {
+border:1px solid #9e9e9e;
+}
+
+QWidget#ReceiveCoinsDialog .QFrame#frame QPushButton#showRequestButton { /* Show Button */
+background-color:qlineargradient(x1: 0, y1: 0, x2: 0, y2: 1, stop: .01 #f6f6f6, stop: .1 rgba(250, 250, 250, 128), stop: .95 rgba(250, 250, 250, 255), stop: 1 #ebebeb);
+border:1px solid #d2d2d2;
+color:#616161;
+padding-left:10px;
+padding-right:10px;
+}
+
+QWidget#ReceiveCoinsDialog .QFrame#frame QPushButton#showRequestButton:hover {
+background-color:qlineargradient(x1: 0, y1: 0, x2: 0, y2: 1, stop: .01 #f6f6f6, stop: .1 rgba(240, 240, 240, 255), stop: .95 rgba(240, 240, 240, 255), stop: 1 #ebebeb);
+color:#333;
+}
+
+QWidget#ReceiveCoinsDialog .QFrame#frame QPushButton#showRequestButton:pressed {
+border:1px solid #9e9e9e;
+}
+
+QWidget#ReceiveCoinsDialog .QFrame#frame QPushButton#removeRequestButton { /* Remove Button */
+background-color:qlineargradient(x1: 0, y1: 0, x2: 0, y2: 1, stop: .01 #f6f6f6, stop: .1 rgba(250, 250, 250, 128), stop: .95 rgba(250, 250, 250, 255), stop: 1 #ebebeb);
+border:1px solid #d2d2d2;
+color:#616161;
+padding-left:10px;
+padding-right:10px;
+}
+
+QWidget#ReceiveCoinsDialog .QFrame#frame QPushButton#removeRequestButton:hover {
+background-color:qlineargradient(x1: 0, y1: 0, x2: 0, y2: 1, stop: .01 #f6f6f6, stop: .1 rgba(240, 240, 240, 255), stop: .95 rgba(240, 240, 240, 255), stop: 1 #ebebeb);
+color:#333;
+}
+
+QWidget#ReceiveCoinsDialog .QFrame#frame QPushButton#removeRequestButton:pressed {
+border:1px solid #9e9e9e;
+}
+
+QWidget#ReceiveCoinsDialog .QFrame#frame .QLabel#label_6 { /* Requested Payments History Label */
+color:#999;
+font-weight:normal;
+font-size:14px;
+}
+
+/* RECEIVE COINS DIALOG */
+
+QDialog#ReceiveRequestDialog {
+background-color:#F8F6F6;
+}
+
+QDialog#ReceiveRequestDialog QTextEdit { /* Contents of Receive Coin Dialog */
+border:1px solid #d7d7d7;
+}
+
+/* TRANSACTIONS PAGE */
+
+TransactionView QLineEdit { /* Filters */
+margin-bottom:2px;
+margin-right:1px;
+min-width:111px;
+text-align:center;
+}
+
+TransactionView QLineEdit#addressWidget { /* Address Filter */
+margin-bottom:2px;
+margin-right:1px;
+min-width:405px;
+text-align:center;
+}
+
+TransactionView QLineEdit#amountWidget { /* Amount Filter */
+margin-bottom:2px;
+margin-right:1px;
+max-width:100px;
+text-align:center;
+}
+
+TransactionView QComboBox {
+margin-bottom:1px;
+margin-right:1px;
+}
+
+QLabel#transactionSumLabel { /* Example of setObjectName for widgets without name */
+color:#333333;
+font-weight:bold;
+}
+ 
+QLabel#transactionSum { /* Example of setObjectName for widgets without name */
+color:#333333;
+}
+
+/* TRANSACTION DETAIL DIALOG */
+
+QDialog#TransactionDescDialog {
+background-color:#F8F6F6;
+}
+
+QDialog#TransactionDescDialog QTextEdit { /* Contents of Receive Coin Dialog */
+border:1px solid #d7d7d7;
+
+}
+
+
+</string>
+  </property>
   <layout class="QVBoxLayout" name="verticalLayout">
    <property name="sizeConstraint">
     <enum>QLayout::SetMinimumSize</enum>
@@ -96,8 +1724,7 @@
       <widget class="QLabel" name="capsLabel">
        <property name="font">
         <font>
-         <weight>75</weight>
-         <bold>true</bold>
+         <pointsize>-1</pointsize>
         </font>
        </property>
        <property name="text">
```
Left out of the diff: 1620 changed lines with no effect on the pictures.
